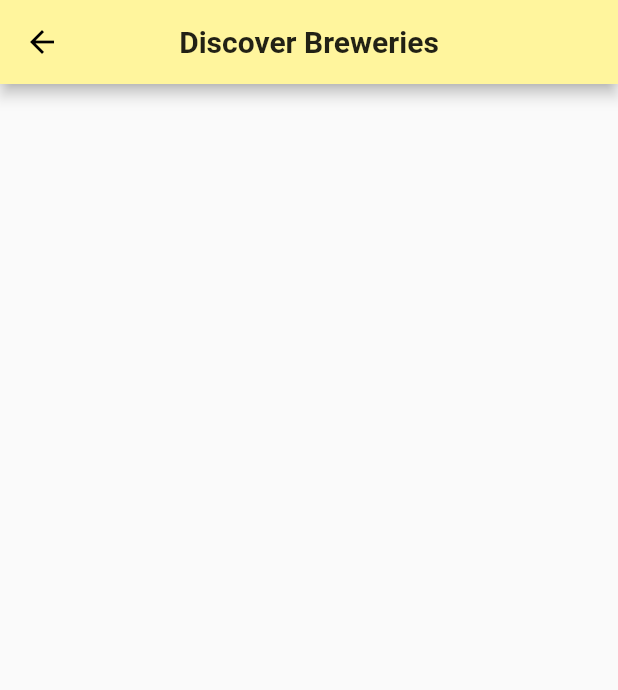
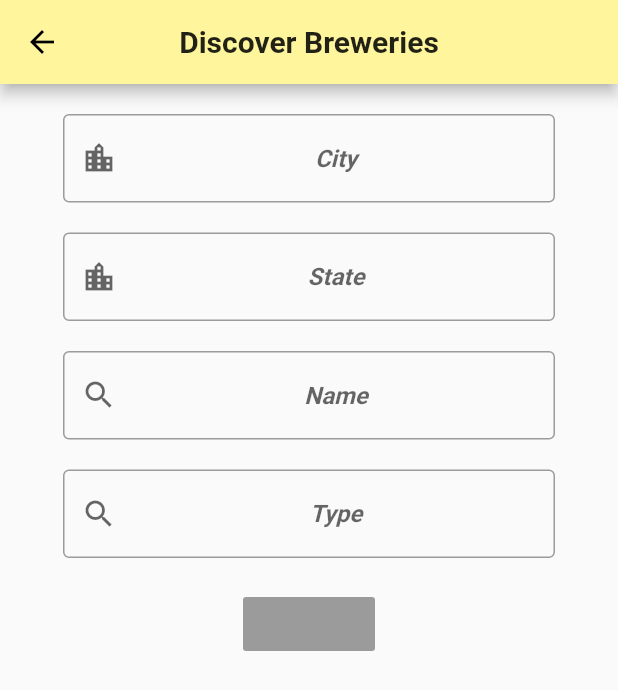
Before and after one commit to ekiesow/On-Tap, a Flutter app: the SearchHome screen opened directly, on a phone screen of 412 x 824 dp. Shown: the top 690 px of the screen. Run offline on Flutter 3.47's test engine with Material 2 defaults, Android fonts, the phone set to English and light mode, and no system bars; network calls fail.

Commit message:
Added forms to search screen. Need to update URL based on form input.

```diff
--- a/on_tapped/lib/screens/ontapped_home.dart
+++ b/on_tapped/lib/screens/ontapped_home.dart
@@ -22,8 +22,6 @@ class OnTappedHome extends StatelessWidget {
       body: HomeBody(),
       floatingActionButton: FloatingActionButton(
           onPressed: () {
-            //TODO: create query Form
-            //TODO: go to query Form
             Navigator.of(context).push(
               MaterialPageRoute(builder: (context) => SearchHome()),
             );
--- /dev/null
+++ b/on_tapped/lib/screens/search/search_form.dart
@@ -0,0 +1,77 @@
+import 'package:flutter/material.dart';
+
+class QueryForm extends StatefulWidget {
+  @override
+  _QueryFormState createState() => _QueryFormState();
+}
+
+class _QueryFormState extends State<QueryForm> {
+  final _cityFormKey = GlobalKey<FormState>();
+  final _stateFormKey = GlobalKey<FormState>();
+  final _nameFormKey = GlobalKey<FormState>();
+  final _typeFormKey = GlobalKey<FormState>();
+
+  final cityController = TextEditingController();
+  final stateController = TextEditingController();
+  final nameController = TextEditingController();
+  final typeController = TextEditingController();
+
+
+  @override
+  void dispose(){
+    cityController.dispose();
+    stateController.dispose();
+    nameController.dispose();
+    typeController.dispose();
+    super.dispose();
+  }
+
+  @override
+  Widget build(BuildContext context) {
+    return Container(
+      child: Column(
+        children: <Widget>[
+          queryForm(_cityFormKey, "City", Icons.location_city, cityController),
+          queryForm(_stateFormKey, "State", Icons.location_city, stateController),
+          queryForm(_nameFormKey, "Name", Icons.search, nameController),
+          queryForm(_typeFormKey, "Type", Icons.search, typeController),
+          Padding(
+            padding: const EdgeInsets.only(top: 20.0),
+            child: RaisedButton(
+                onPressed: null
+            ),
+          ),
+        ],
+      ),
+    );
+  }
+
+  Widget queryForm(Key formKey, String hintText, IconData formIcon, TextEditingController formController){
+    return Container(
+      padding: EdgeInsets.only(top: 20.0, left: 42.0, right: 42.0),
+      child: Form(
+        key: formKey,
+        child: TextFormField(
+          decoration: InputDecoration(
+            border: OutlineInputBorder(),
+            hintText: hintText,
+            hintStyle: TextStyle(
+                fontStyle: FontStyle.italic,
+                color: Theme.of(context).hintColor,
+                fontFamily: 'Roboto'
+            ),
+            prefixIcon: Icon(formIcon,
+              color: Theme.of(context).hintColor,
+            ),
+          ),
+          textAlign: TextAlign.center,
+          validator: (value) => value.isEmpty ? "Needs Input" : null,
+          controller: formController,
+//                autocorrect: true,
+          textCapitalization: TextCapitalization.sentences,
+//                onSaved: (value) => this._userInput = value,
+        ),
+      ),
+    );
+  }
+}
--- a/on_tapped/lib/screens/search/search_home.dart
+++ b/on_tapped/lib/screens/search/search_home.dart
@@ -1,4 +1,5 @@
 import 'package:flutter/material.dart';
+import 'package:on_tapped/screens/search/search_form.dart';
 
 class SearchHome extends StatelessWidget {
   @override
@@ -13,6 +14,7 @@ class SearchHome extends StatelessWidget {
         ),
         centerTitle: true,
       ),
+      body: QueryForm(),
     );
   }
 }
--- a/on_tapped/pubspec.yaml
+++ b/on_tapped/pubspec.yaml
@@ -16,6 +16,8 @@ dependencies:
   flutter:
     sdk: flutter
   http: ^0.12.0+1
+  url_launcher: ^5.0.1
+  webview_flutter: ^0.3.3+1
 
   # The following adds the Cupertino Icons font to your application.
   # Use with the CupertinoIcons class for iOS style icons.
```
Also changed, not shown: on_tapped/lib/screens/list/brewery_card.dart (+28 -1 lines).
